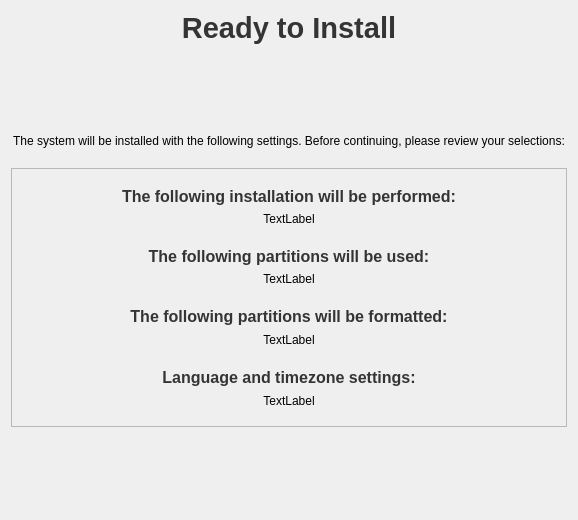
This is ui/pages/readyinstall.ui in abveritas/installer as Qt 5 draws it before an edit. The edited form follows.
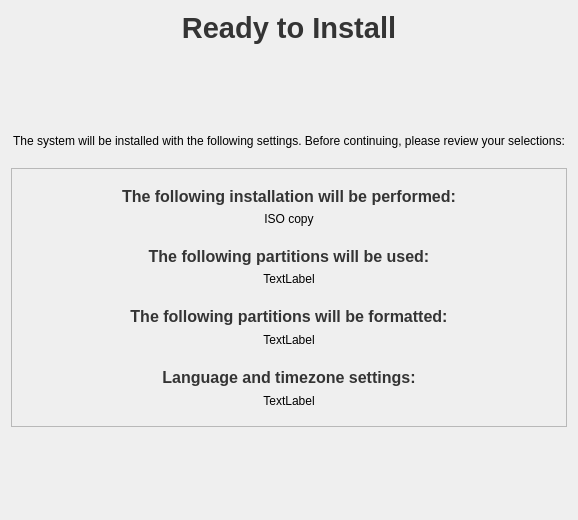
This is the edited form.

The edit to the form file:
```diff
--- a/ui/pages/readyinstall.ui
+++ b/ui/pages/readyinstall.ui
@@ -101,7 +101,7 @@
          <item>
           <widget class="QLabel" name="installLabel">
            <property name="text">
-            <string>TextLabel</string>
+            <string>ISO copy</string>
            </property>
            <property name="alignment">
             <set>Qt::AlignCenter</set>
```
